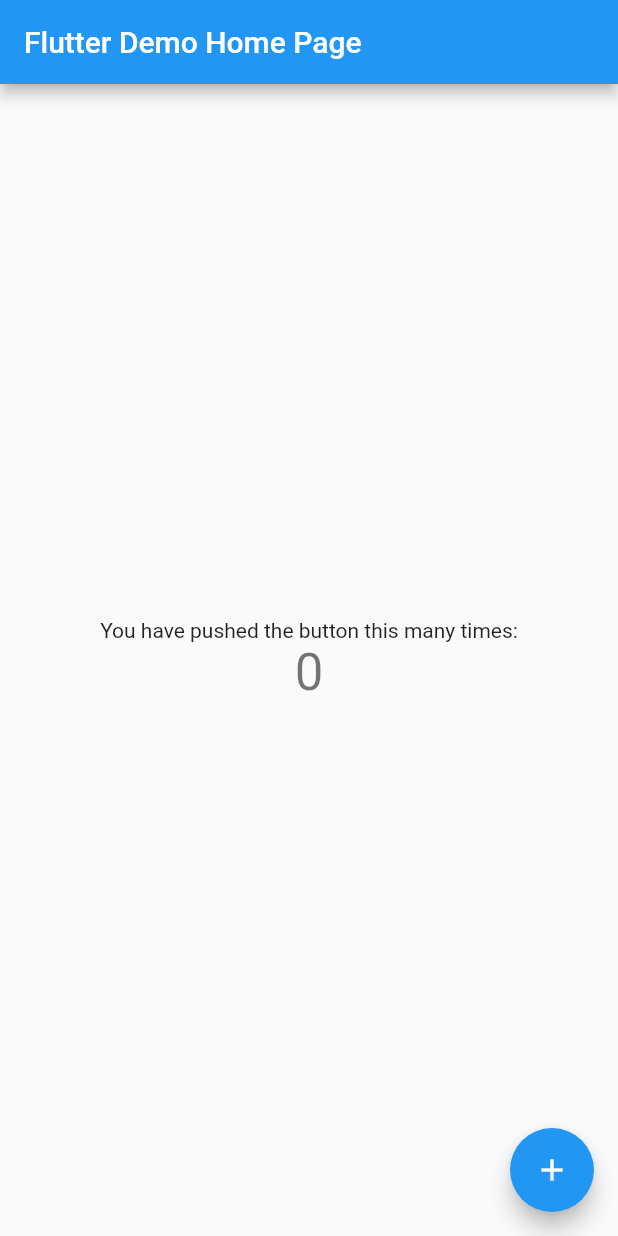
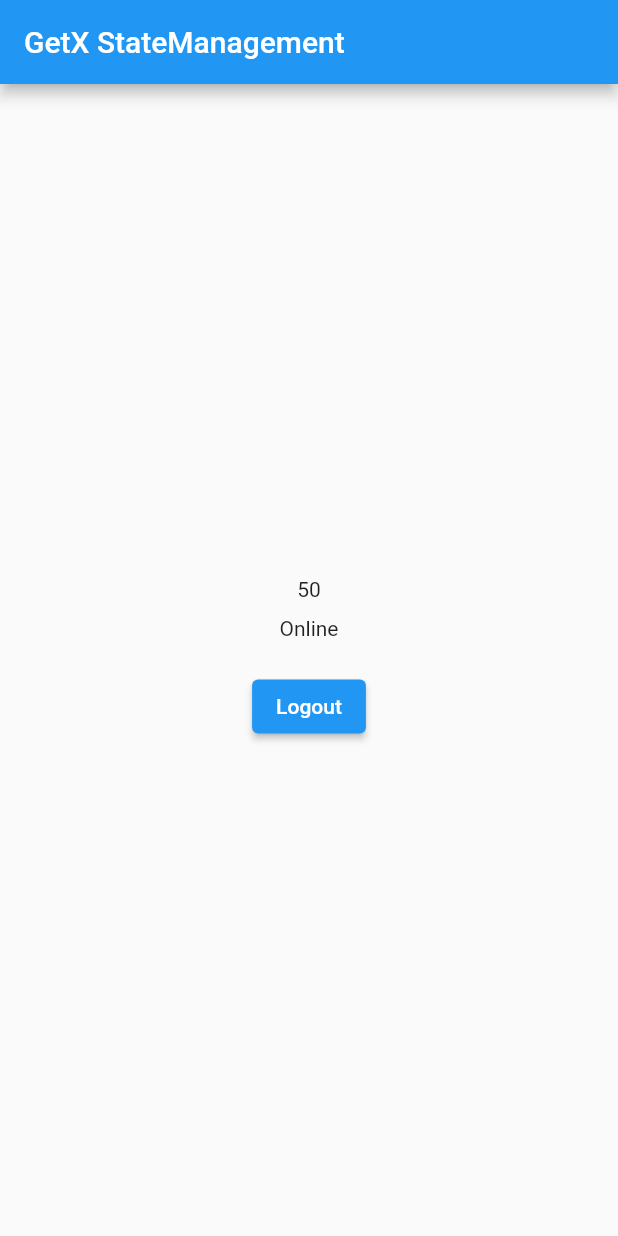
Before and after one commit to dbvaghani/state_management_flutter_getx, a Flutter app: the screen it shows after launch, on a phone screen of 412 x 824 dp. Run offline on Flutter 3.47's test engine with Material 2 defaults, Android fonts, the phone set to English and light mode, and no system bars; our stand-ins replace get.

Commit message:
- Get Builder with id to update specific widget only

```diff
--- /dev/null
+++ b/lib/controller/home_controller.dart
@@ -0,0 +1,12 @@
+import 'package:get/get_state_manager/get_state_manager.dart';
+
+class HomeController extends GetxController {
+  bool status = true;
+
+  int followers = 50;
+
+  void updateStatus() {
+    status = !status;
+    update(["status_widget"]);
+  }
+}
--- /dev/null
+++ b/lib/home.dart
@@ -0,0 +1,56 @@
+import 'package:flutter/foundation.dart';
+import 'package:flutter/material.dart';
+import 'package:get/get.dart';
+
+import 'controller/home_controller.dart';
+
+class MyHomePage extends StatelessWidget {
+  MyHomePage({Key? key}) : super(key: key);
+  final HomeController _controller = Get.put(HomeController());
+  @override
+  Widget build(BuildContext context) {
+    return Scaffold(
+      appBar: AppBar(
+        title: const Text("GetX StateManagement"),
+      ),
+      body: Center(
+        child: Column(
+          mainAxisAlignment: MainAxisAlignment.center,
+          crossAxisAlignment: CrossAxisAlignment.center,
+          children: [
+            GetBuilder<HomeController>(
+              id: "follower_widget",
+              builder: (_) {
+                if (kDebugMode) {
+                  print("Followers widget builds");
+                }
+                return Text("${_controller.followers}");
+              },
+            ),
+            const SizedBox(height: 10),
+            GetBuilder<HomeController>(
+              id: "status_widget",
+              builder: (_) {
+                if (kDebugMode) {
+                  print("Status widget builds");
+                }
+                return Column(
+                  children: [
+                    Text(_controller.status ? "Online" : "Offline"),
+                    const SizedBox(height: 20),
+                    ElevatedButton(
+                      onPressed: () {
+                        _controller.updateStatus();
+                      },
+                      child: Text(_controller.status ? "Logout" : "Login"),
+                    ),
+                  ],
+                );
+              },
+            ),
+          ],
+        ),
+      ),
+    );
+  }
+}
--- a/lib/main.dart
+++ b/lib/main.dart
@@ -1,4 +1,8 @@
 import 'package:flutter/material.dart';
+import 'package:get/get.dart';
+import 'package:get/route_manager.dart';
+
+import 'home.dart';
 
 void main() {
   runApp(const MyApp());
@@ -10,106 +14,12 @@ class MyApp extends StatelessWidget {
   // This widget is the root of your application.
   @override
   Widget build(BuildContext context) {
-    return MaterialApp(
+    return GetMaterialApp(
       title: 'Flutter Demo',
       theme: ThemeData(
-        // This is the theme of your application.
-        //
-        // Try running your application with "flutter run". You'll see the
-        // application has a blue toolbar. Then, without quitting the app, try
-        // changing the primarySwatch below to Colors.green and then invoke
-        // "hot reload" (press "r" in the console where you ran "flutter run",
-        // or simply save your changes to "hot reload" in a Flutter IDE).
-        // Notice that the counter didn't reset back to zero; the application
-        // is not restarted.
         primarySwatch: Colors.blue,
       ),
-      home: const MyHomePage(title: 'Flutter Demo Home Page'),
+      home: MyHomePage(),
     );
   }
 }
-
-class MyHomePage extends StatefulWidget {
-  const MyHomePage({Key? key, required this.title}) : super(key: key);
-
-  // This widget is the home page of your application. It is stateful, meaning
-  // that it has a State object (defined below) that contains fields that affect
-  // how it looks.
-
-  // This class is the configuration for the state. It holds the values (in this
-  // case the title) provided by the parent (in this case the App widget) and
-  // used by the build method of the State. Fields in a Widget subclass are
-  // always marked "final".
-
-  final String title;
-
-  @override
-  State<MyHomePage> createState() => _MyHomePageState();
-}
-
-class _MyHomePageState extends State<MyHomePage> {
-  int _counter = 0;
-
-  void _incrementCounter() {
-    setState(() {
-      // This call to setState tells the Flutter framework that something has
-      // changed in this State, which causes it to rerun the build method below
-      // so that the display can reflect the updated values. If we changed
-      // _counter without calling setState(), then the build method would not be
-      // called again, and so nothing would appear to happen.
-      _counter++;
-    });
-  }
-
-  @override
-  Widget build(BuildContext context) {
-    // This method is rerun every time setState is called, for instance as done
-    // by the _incrementCounter method above.
-    //
-    // The Flutter framework has been optimized to make rerunning build methods
-    // fast, so that you can just rebuild anything that needs updating rather
-    // than having to individually change instances of widgets.
-    return Scaffold(
-      appBar: AppBar(
-        // Here we take the value from the MyHomePage object that was created by
-        // the App.build method, and use it to set our appbar title.
-        title: Text(widget.title),
-      ),
-      body: Center(
-        // Center is a layout widget. It takes a single child and positions it
-        // in the middle of the parent.
-        child: Column(
-          // Column is also a layout widget. It takes a list of children and
-          // arranges them vertically. By default, it sizes itself to fit its
-          // children horizontally, and tries to be as tall as its parent.
-          //
-          // Invoke "debug painting" (press "p" in the console, choose the
-          // "Toggle Debug Paint" action from the Flutter Inspector in Android
-          // Studio, or the "Toggle Debug Paint" command in Visual Studio Code)
-          // to see the wireframe for each widget.
-          //
-          // Column has various properties to control how it sizes itself and
-          // how it positions its children. Here we use mainAxisAlignment to
-          // center the children vertically; the main axis here is the vertical
-          // axis because Columns are vertical (the cross axis would be
-          // horizontal).
-          mainAxisAlignment: MainAxisAlignment.center,
-          children: <Widget>[
-            const Text(
-              'You have pushed the button this many times:',
-            ),
-            Text(
-              '$_counter',
-              style: Theme.of(context).textTheme.headline4,
-            ),
-          ],
-        ),
-      ),
-      floatingActionButton: FloatingActionButton(
-        onPressed: _incrementCounter,
-        tooltip: 'Increment',
-        child: const Icon(Icons.add),
-      ), // This trailing comma makes auto-formatting nicer for build methods.
-    );
-  }
-}
```
Also changed, not shown: pubspec.yaml (+4 -12 lines), lib/cart.dart (added), lib/shop.dart (added), pubspec.lock.
